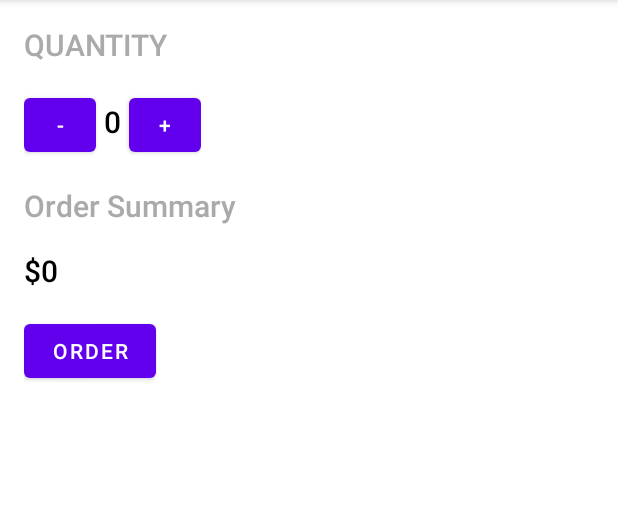
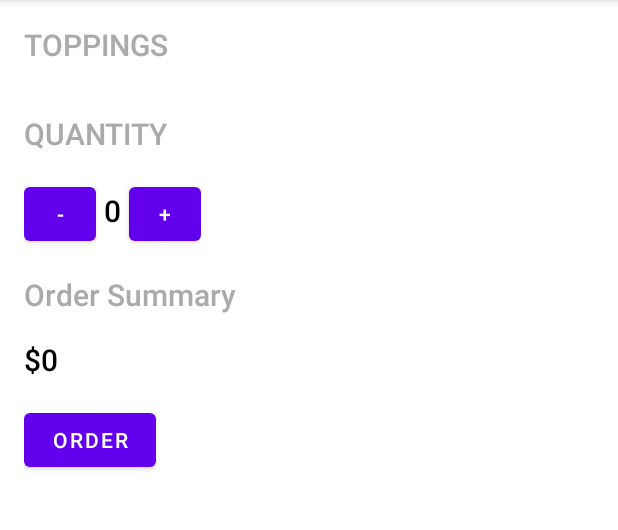
Before and after one commit to ellegreen/JustJava2, an Android app: the screen it shows after launch (MainActivity), on a phone screen of 412 x 824 dp, the part 84-614 px from its top. Run offline under Robolectric (Android 15) with nearby library versions, the phone set to English and light mode, and no system bars.

Commit message:
4.1 - Added Topping Text Veiw

```diff
--- a/app/src/main/res/layout/activity_main.xml
+++ b/app/src/main/res/layout/activity_main.xml
@@ -6,6 +6,15 @@
     android:paddingLeft="16dp"
     android:paddingRight="16dp">
 
+    <TextView
+        android:layout_width="wrap_content"
+        android:layout_height="wrap_content"
+        android:fontFamily="sans-serif-medium"
+        android:paddingTop="16dp"
+        android:paddingBottom="16dp"
+        android:text="TOPPINGS"
+        android:textColor="@android:color/darker_gray"
+        android:textSize="20sp" />
     <TextView
         android:layout_width="wrap_content"
         android:layout_height="wrap_content"
```
